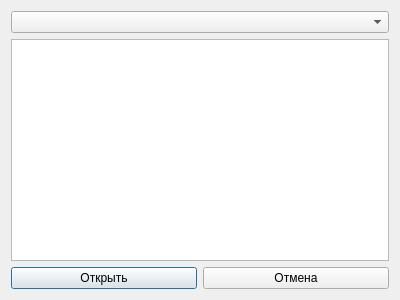
First picture: the form in TextEditor/explorer.ui, repository KirillLyanoy/visualProgramming2, before the edit.
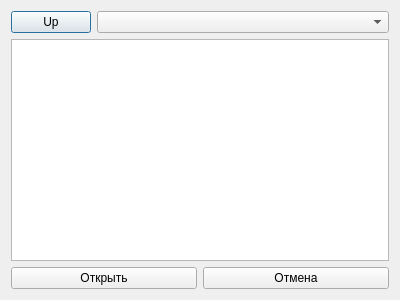
Second picture: the form after the edit.

```diff
--- a/TextEditor/explorer.ui
+++ b/TextEditor/explorer.ui
@@ -15,7 +15,31 @@
   </property>
   <layout class="QVBoxLayout" name="verticalLayout">
    <item>
-    <widget class="QComboBox" name="comboBox"/>
+    <layout class="QHBoxLayout" name="horizontalLayout_2">
+     <item>
+      <widget class="QPushButton" name="upPushBotton">
+       <property name="sizePolicy">
+        <sizepolicy hsizetype="Minimum" vsizetype="Fixed">
+         <horstretch>0</horstretch>
+         <verstretch>0</verstretch>
+        </sizepolicy>
+       </property>
+       <property name="text">
+        <string>Up</string>
+       </property>
+      </widget>
+     </item>
+     <item>
+      <widget class="QComboBox" name="comboBox">
+       <property name="sizePolicy">
+        <sizepolicy hsizetype="Minimum" vsizetype="Minimum">
+         <horstretch>1</horstretch>
+         <verstretch>0</verstretch>
+        </sizepolicy>
+       </property>
+      </widget>
+     </item>
+    </layout>
    </item>
    <item>
     <widget class="QListView" name="listView"/>
```
